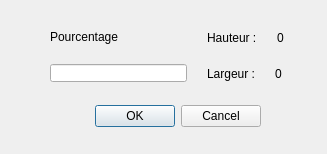
Qt form resizewindow.ui (ForestierL/ihm) before a commit.
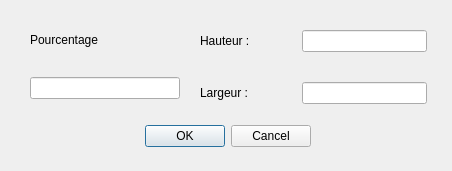
The same form after that commit.

Commit message: resizewindow paramétrée

Patch:
```diff
--- a/resizewindow.ui
+++ b/resizewindow.ui
@@ -6,36 +6,20 @@
    <rect>
     <x>0</x>
     <y>0</y>
-    <width>327</width>
-    <height>154</height>
+    <width>452</width>
+    <height>171</height>
    </rect>
   </property>
   <property name="windowTitle">
    <string>Dialog</string>
   </property>
-  <widget class="QDialogButtonBox" name="buttonBox">
-   <property name="geometry">
-    <rect>
-     <x>80</x>
-     <y>100</y>
-     <width>181</width>
-     <height>32</height>
-    </rect>
-   </property>
-   <property name="orientation">
-    <enum>Qt::Horizontal</enum>
-   </property>
-   <property name="standardButtons">
-    <set>QDialogButtonBox::Cancel|QDialogButtonBox::Ok</set>
-   </property>
-  </widget>
   <widget class="QWidget" name="layoutWidget">
    <property name="geometry">
     <rect>
-     <x>50</x>
-     <y>30</y>
-     <width>234</width>
-     <height>52</height>
+     <x>30</x>
+     <y>20</y>
+     <width>397</width>
+     <height>94</height>
     </rect>
    </property>
    <layout class="QHBoxLayout" name="horizontalLayout_3">
@@ -44,15 +28,37 @@
     </property>
     <item>
      <layout class="QVBoxLayout" name="verticalLayout_2">
+      <property name="bottomMargin">
+       <number>15</number>
+      </property>
       <item>
        <widget class="QLabel" name="label">
+        <property name="minimumSize">
+         <size>
+          <width>0</width>
+          <height>40</height>
+         </size>
+        </property>
         <property name="text">
          <string>Pourcentage</string>
         </property>
        </widget>
       </item>
       <item>
-       <widget class="QLineEdit" name="lineEdit"/>
+       <widget class="QLineEdit" name="percentValue">
+        <property name="minimumSize">
+         <size>
+          <width>150</width>
+          <height>0</height>
+         </size>
+        </property>
+        <property name="maximumSize">
+         <size>
+          <width>150</width>
+          <height>16777215</height>
+         </size>
+        </property>
+       </widget>
       </item>
      </layout>
     </item>
@@ -68,9 +74,18 @@
          </widget>
         </item>
         <item>
-         <widget class="QLabel" name="label_3">
-          <property name="text">
-           <string>0</string>
+         <widget class="QLineEdit" name="heightValue">
+          <property name="minimumSize">
+           <size>
+            <width>125</width>
+            <height>0</height>
+           </size>
+          </property>
+          <property name="maximumSize">
+           <size>
+            <width>125</width>
+            <height>16777215</height>
+           </size>
           </property>
          </widget>
         </item>
@@ -78,6 +93,9 @@
       </item>
       <item>
        <layout class="QHBoxLayout" name="horizontalLayout_2">
+        <property name="spacing">
+         <number>9</number>
+        </property>
         <item>
          <widget class="QLabel" name="label_4">
           <property name="text">
@@ -86,9 +104,18 @@
          </widget>
         </item>
         <item>
-         <widget class="QLabel" name="label_5">
-          <property name="text">
-           <string>0</string>
+         <widget class="QLineEdit" name="widthValue">
+          <property name="minimumSize">
+           <size>
+            <width>125</width>
+            <height>0</height>
+           </size>
+          </property>
+          <property name="maximumSize">
+           <size>
+            <width>125</width>
+            <height>16777215</height>
+           </size>
           </property>
          </widget>
         </item>
@@ -98,6 +125,22 @@
     </item>
    </layout>
   </widget>
+  <widget class="QDialogButtonBox" name="buttonBox">
+   <property name="geometry">
+    <rect>
+     <x>130</x>
+     <y>120</y>
+     <width>181</width>
+     <height>32</height>
+    </rect>
+   </property>
+   <property name="orientation">
+    <enum>Qt::Horizontal</enum>
+   </property>
+   <property name="standardButtons">
+    <set>QDialogButtonBox::Cancel|QDialogButtonBox::Ok</set>
+   </property>
+  </widget>
  </widget>
  <resources/>
  <connections>
```
Left out of the diff: 4 changed lines with no effect on the pictures. The commit also changes 4 other files.
